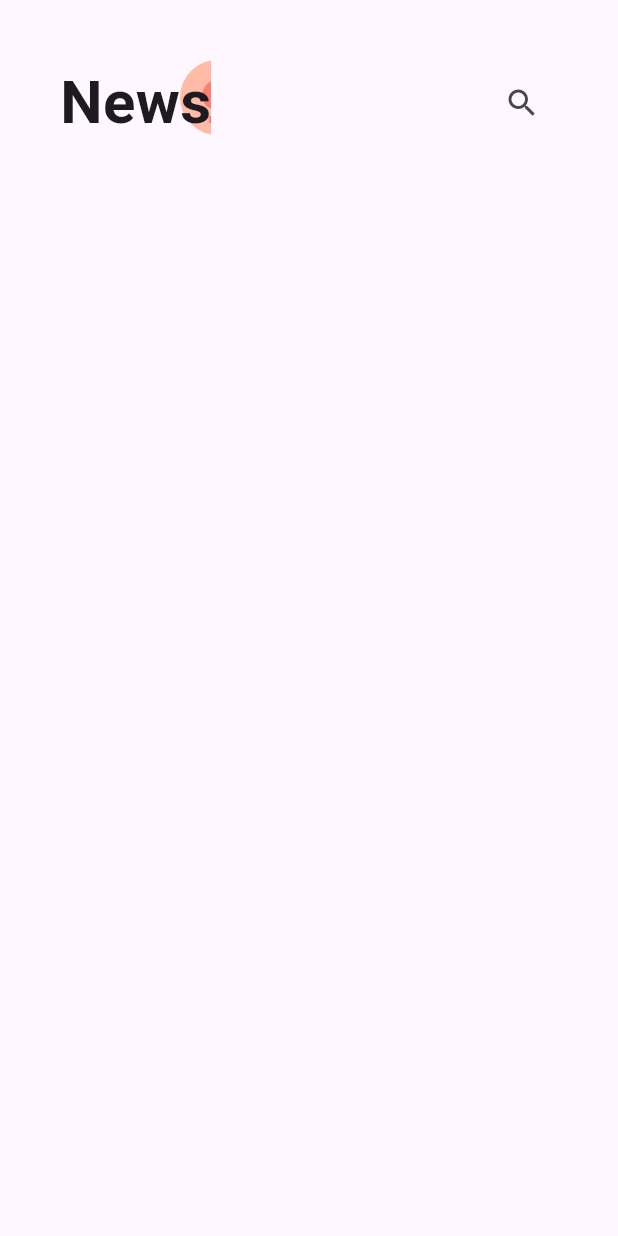
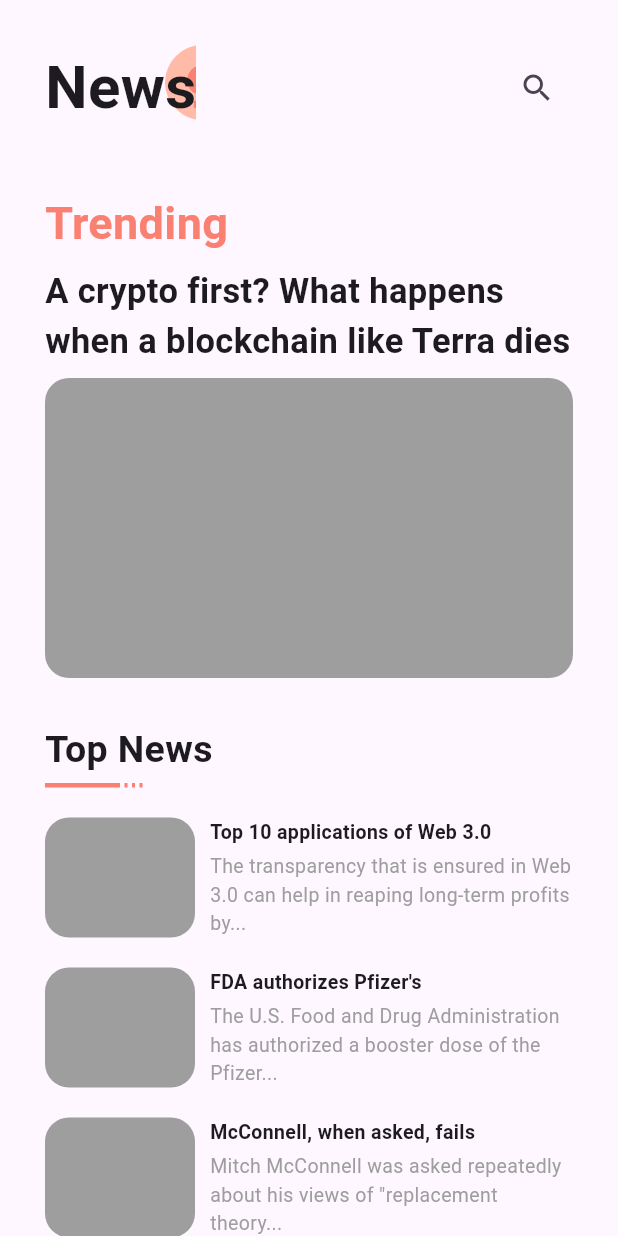
Before and after one commit to GuiPPDDH/CompassFirstApp, a Flutter app: the screen it shows after launch, on a phone screen of 412 x 824 dp. Run offline on Flutter 3.47's test engine with Material 3 defaults, Android fonts, the phone set to English and light mode, and no system bars.

Commit message:
feat: Implementado layout do body da tela

```diff
--- a/lib/pages/home_page.dart
+++ b/lib/pages/home_page.dart
@@ -1,13 +1,18 @@
 import 'package:flutter/material.dart';
+
+import 'widgets/top_news_card_widget.dart';
+
 class HomePage extends StatelessWidget {
   const HomePage({super.key});
 
   @override
   Widget build(BuildContext context) {
     return Scaffold(
-      body: Container(
-        padding: const EdgeInsets.all(40),
+      body: SingleChildScrollView(
+        child: Container(
+          padding: const EdgeInsets.all(30),
           child: Column(
+            crossAxisAlignment: CrossAxisAlignment.start,
             children: [
               Row(
                 mainAxisAlignment: MainAxisAlignment.spaceBetween,
@@ -49,7 +54,109 @@ class HomePage extends StatelessWidget {
                   ),
                 ],
               ),
+              const SizedBox(
+                height: 40,
+              ),
+              const Text(
+                'Trending',
+                style: TextStyle(
+                  fontSize: 30,
+                  fontWeight: FontWeight.bold,
+                  color: Color(0xfffa8072),
+                ),
+              ),
+              const SizedBox(
+                height: 8,
+              ),
+              const Text(
+                textAlign: TextAlign.start,
+                'A crypto first? What happens when a blockchain like Terra dies',
+                style: TextStyle(
+                  fontSize: 23,
+                  fontWeight: FontWeight.bold,
+                ),
+              ),
+              const SizedBox(
+                height: 8,
+              ),
+              Container(
+                height: 200,
+                decoration: BoxDecoration(
+                  borderRadius: BorderRadius.circular(16),
+                  color: Colors.grey,
+                ),
+              ),
+              const SizedBox(
+                height: 30,
+              ),
+              const Text(
+                'Top News',
+                style: TextStyle(
+                  fontSize: 25,
+                  fontWeight: FontWeight.bold,
+                ),
+              ),
+              const SizedBox(
+                height: 4,
+              ),
+              Row(
+                children: [
+                  Container(
+                    width: 50,
+                    height: 3,
+                    color: const Color(0xfffa8072),
+                  ),
+                  const SizedBox(
+                    width: 3,
+                  ),
+                  Container(
+                    width: 2,
+                    height: 3,
+                    color: const Color(0xfffa8072),
+                  ),
+                  const SizedBox(
+                    width: 3,
+                  ),
+                  Container(
+                    width: 2,
+                    height: 3,
+                    color: const Color(0xfffa8072),
+                  ),
+                  const SizedBox(
+                    width: 3,
+                  ),
+                  Container(
+                    width: 2,
+                    height: 3,
+                    color: const Color(0xfffa8072),
+                  ),
                 ],
+              ),
+              const SizedBox(
+                height: 20,
+              ),
+              const TopNewsCard(
+                title: 'Top 10 applications of Web 3.0',
+                description:
+                    'The transparency that is ensured in Web 3.0 can help in reaping long-term profits by...',
+              ),
+              const SizedBox(
+                height: 20,
+              ),
+              const TopNewsCard(
+                title: 'FDA authorizes Pfizer\'s',
+                description:
+                    'The U.S. Food and Drug Administration has authorized a booster dose of the Pfizer...',
+              ),
+              const SizedBox(
+                height: 20,
+              ),
+              const TopNewsCard(
+                title: 'McConnell, when asked, fails',
+                description: 'Mitch McConnell was asked repeatedly about his views of "replacement theory...',
+              ),
+            ],
+          ),
         ),
       ),
     );
--- /dev/null
+++ b/lib/pages/widgets/top_news_card_widget.dart
@@ -0,0 +1,56 @@
+import 'package:flutter/material.dart';
+
+class TopNewsCard extends StatelessWidget {
+  final String title;
+  final String description;
+
+  const TopNewsCard({
+    super.key,
+    required this.title,
+    required this.description,
+  });
+
+  @override
+  Widget build(BuildContext context) {
+    return Row(
+      children: [
+        Container(
+          width: 100,
+          height: 80,
+          decoration: BoxDecoration(
+            borderRadius: BorderRadius.circular(16),
+            color: Colors.grey,
+          ),
+        ),
+        const SizedBox(
+          width: 10,
+        ),
+        Flexible(
+          child: Column(
+            mainAxisAlignment: MainAxisAlignment.center,
+            crossAxisAlignment: CrossAxisAlignment.start,
+            children: [
+              Text(
+                title,
+                style: const TextStyle(
+                  fontSize: 13,
+                  fontWeight: FontWeight.bold,
+                ),
+              ),
+              const SizedBox(
+                height: 4,
+              ),
+              Text(
+                description,
+                style: const TextStyle(
+                  fontSize: 13,
+                  color: Colors.grey,
+                ),
+              ),
+            ],
+          ),
+        ),
+      ],
+    );
+  }
+}
```
Lines whose indentation alone changed are shown as unchanged.
